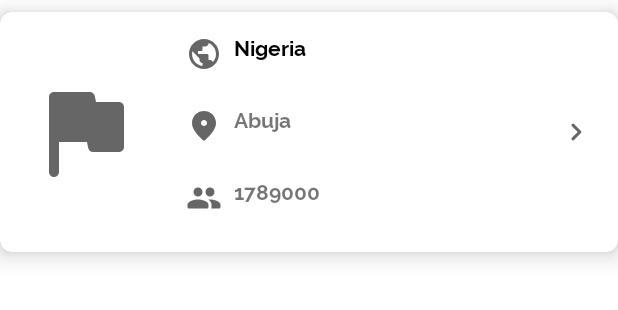
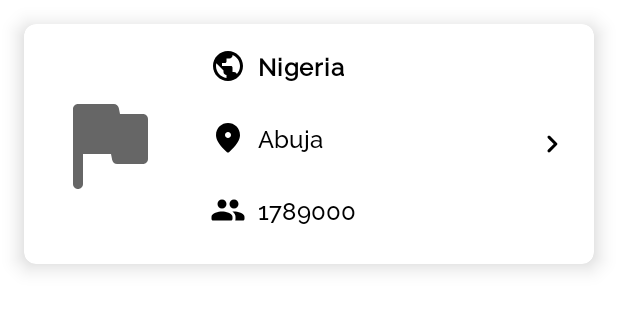
Before and after one commit to oscarnipps/country-search-app, an Android app: the layout country_list_item.xml on its own in the app's theme, with its tools: preview values and no code run, on a phone screen of 412 x 824 dp. Shown: the top 310 px of the screen. Run offline under Robolectric (Android 15) with nearby library versions, the phone set to English and light mode, and no system bars.

Commit message:
dark mode implementation

```diff
--- a/app/src/main/res/layout/country_list_item.xml
+++ b/app/src/main/res/layout/country_list_item.xml
@@ -3,11 +3,8 @@
     xmlns:app="http://schemas.android.com/apk/res-auto"
     xmlns:tools="http://schemas.android.com/tools">
 
-    <androidx.cardview.widget.CardView
-        android:layout_marginTop="8dp"
-        android:layout_marginBottom="8dp"
-        app:elevation="4dp"
-        app:cardCornerRadius="8dp"
+    <com.google.android.material.card.MaterialCardView
+        style="?attr/cardViewStyle"
         android:layout_width="match_parent"
         android:layout_height="wrap_content">
 
@@ -29,6 +26,7 @@
                 app:layout_constraintTop_toTopOf="parent" />
 
             <TextView
+                app:drawableTint="?colorOnSurface"
                 android:id="@+id/name"
                 android:layout_width="0dp"
                 android:layout_height="wrap_content"
@@ -36,10 +34,8 @@
                 android:layout_marginTop="8dp"
                 android:drawableStart="@drawable/ic_world"
                 android:drawablePadding="8dp"
-                android:fontFamily="@font/raleway_bold"
                 android:padding="8dp"
-                android:textAppearance="@style/TextAppearance.AppCompat.Small"
-                android:textColor="#000000"
+                android:textAppearance="?textAppearanceBody1"
                 app:layout_constraintEnd_toEndOf="parent"
                 app:layout_constraintHorizontal_bias="0.0"
                 app:layout_constraintStart_toEndOf="@+id/flag"
@@ -48,6 +44,7 @@
                 tools:text="Nigeria" />
 
             <TextView
+                app:drawableTint="?colorOnSurface"
                 android:id="@+id/population"
                 android:layout_width="wrap_content"
                 android:layout_height="wrap_content"
@@ -55,9 +52,8 @@
                 android:layout_marginBottom="16dp"
                 android:drawableStart="@drawable/ic_round_people"
                 android:drawablePadding="8dp"
-                android:fontFamily="@font/raleway_bold"
                 android:padding="8dp"
-                android:textAppearance="@style/TextAppearance.AppCompat.Small"
+                android:textAppearance="?textAppearanceSubtitle1"
                 app:layout_constraintBottom_toBottomOf="parent"
                 app:layout_constraintEnd_toEndOf="@+id/capital"
                 app:layout_constraintHorizontal_bias="0.0"
@@ -66,15 +62,15 @@
                 tools:text="1789000" />
 
             <TextView
+                app:drawableTint="?colorOnSurface"
                 android:id="@+id/capital"
                 android:layout_width="wrap_content"
                 android:layout_height="wrap_content"
                 android:layout_marginTop="8dp"
                 android:drawableStart="@drawable/ic_round_place"
                 android:drawablePadding="8dp"
-                android:fontFamily="@font/raleway_bold"
                 android:padding="8dp"
-                android:textAppearance="@style/TextAppearance.AppCompat.Small"
+                android:textAppearance="?textAppearanceSubtitle1"
                 app:layout_constraintBottom_toTopOf="@+id/population"
                 app:layout_constraintEnd_toEndOf="@+id/name"
                 app:layout_constraintHorizontal_bias="0.0"
@@ -83,6 +79,7 @@
                 tools:text="Abuja" />
 
             <ImageView
+                android:tint="?colorOnSurface"
                 android:id="@+id/view_more"
                 android:layout_width="24dp"
                 android:layout_height="24dp"
@@ -95,6 +92,6 @@
         </androidx.constraintlayout.widget.ConstraintLayout>
 
 
-    </androidx.cardview.widget.CardView>
+    </com.google.android.material.card.MaterialCardView>
 
 </layout>
--- a/app/src/main/res/layout/fragment_favorite.xml
+++ b/app/src/main/res/layout/fragment_favorite.xml
@@ -24,9 +24,8 @@
             <TextView
                 android:visibility="visible"
                 android:id="@+id/empty_view"
-                android:textStyle="bold"
                 android:gravity="center"
-                android:fontFamily="@font/raleway_bold"
+                android:textAppearance="?textAppearanceBody1"
                 android:layout_width="match_parent"
                 android:layout_height="match_parent"
                 android:text="no item added to favourite"
--- a/app/src/main/res/layout/fragment_search.xml
+++ b/app/src/main/res/layout/fragment_search.xml
@@ -64,16 +64,14 @@
 
             <TextView
                 android:id="@+id/error_view"
-                android:textStyle="bold"
                 android:gravity="center"
-                android:fontFamily="@font/raleway_bold"
+                android:textAppearance="?textAppearanceBody1"
                 android:layout_width="match_parent"
                 android:layout_height="match_parent"
                 android:text="search country by name"
                 />
 
             <androidx.recyclerview.widget.RecyclerView
-                android:background="#F9F9F9"
                 android:layout_margin="16dp"
                 android:id="@+id/item_recycler_view"
                 tools:listitem="@layout/country_list_item"
--- /dev/null
+++ b/app/src/main/res/values-night/themes.xml
@@ -0,0 +1,22 @@
+<?xml version="1.0" encoding="utf-8"?>
+<resources xmlns:tools="http://schemas.android.com/tools">
+
+    <!--used for dark theme-->
+    <style name="Theme.CountrySearch" parent="Base.Theme.CountrySearch" >
+        <!-- colors -->
+        <item name="colorPrimary">@color/brand_primary_light</item>
+        <item name="colorPrimaryVariant">@color/brand_primary_dark</item>
+        <item name="colorSecondary">@color/brand_secondary</item>
+        <item name="colorSecondaryVariant">@color/brand_secondary</item>
+        <item name="colorOnPrimary">@color/brand_on_primary_color</item>
+        <item name="colorOnSecondary">@color/brand_on_secondary_color</item>
+        <item name="colorError">@color/design_default_color_error</item>
+        <item name="colorOnError">#ffffff</item>
+        <item name="colorSurface">@color/brand_dark_surface</item>
+        <item name="colorOnSurface">@color/brand_on_dark_surface</item>
+        <item name="android:colorBackground">@color/brand_dark_background</item>
+        <item name="colorOnBackground">@color/brand_on_dark_background</item>
+        <item name="android:statusBarColor" tools:ignore="NewApi">?attr/colorSurface</item>
+    </style>
+
+</resources>
--- a/app/src/main/res/values/colors.xml
+++ b/app/src/main/res/values/colors.xml
@@ -1,7 +1,45 @@
 <?xml version="1.0" encoding="utf-8"?>
 <resources>
-    <color name="colorPrimary">#6200EE</color>
-    <color name="colorPrimaryDark">#3700B3</color>
-    <color name="colorAccent">#03DAC5</color>
-    <color name="colorWhite">#ffffff</color>
+
+    <color name="brand_primary">#00a5ec</color>
+
+    <color name="primaryLightColor">#65d6ff</color>
+    <color name="brand_primary_light">#65d6ff</color>
+
+    <color name="brand_primary_dark">#0076b9</color>
+    <color name="primaryDarkColor">#0076b9</color>
+
+    <color name="secondaryColor">#c62828</color>
+    <color name="brand_secondary">#c62828</color>
+
+    <color name="secondaryLightColor">#ff5f52</color>
+    <color name="brand_secondary_light">#ff5f52</color>
+
+    <color name="secondaryDarkColor">#8e0000</color>
+    <color name="brand_secondary_dark">#8e0000</color>
+
+    <color name="primaryTextColor">#000000</color>
+    <color name="brand_on_primary_color">#000000</color>
+
+    <color name="secondaryTextColor">#ffffff</color>
+    <color name="brand_on_secondary_color">#ffffff</color>
+
+    <!--surface colors-->
+    <color name="brand_dark_surface">#121212</color>
+    <color name="brand_light_surface">#ffffff</color>
+
+    <!--on surface colors-->
+    <color name="brand_on_dark_surface">#ffffff</color>
+    <color name="brand_on_light_surface">#000000</color>
+
+    <!--background colors-->
+    <color name="brand_dark_background">#121212</color>
+    <color name="brand_light_background">#ffffff</color>
+
+    <!--on background colors-->
+    <color name="brand_on_dark_background">#ffffff</color>
+    <color name="brand_on_light_background">#000000</color>
+
+
+
 </resources>
--- a/app/src/main/res/values/shapes.xml
+++ b/app/src/main/res/values/shapes.xml
@@ -7,7 +7,7 @@
 
     <style name="ShapeAppearance.CountrySearch.MediumComponent" parent="ShapeAppearance.MaterialComponents.MediumComponent" >
         <item name="cornerFamily">rounded</item>
-        <item name="cornerSize">16dp</item>
+        <item name="cornerSize">8dp</item>
     </style>
 
     <style name="ShapeAppearance.CountrySearch.LargeComponent" parent="ShapeAppearance.MaterialComponents.LargeComponent" >
--- a/app/src/main/res/values/styles.xml
+++ b/app/src/main/res/values/styles.xml
@@ -1,20 +1,26 @@
 <resources xmlns:tools="http://schemas.android.com/tools">
-    <!-- Base application theme. -->
-    <style name="Theme.CountrySearch" parent="Theme.MaterialComponents.Light.NoActionBar">
+
+    <!--use for light theme-->
+    <style name="Theme.CountrySearch" parent="Base.Theme.CountrySearch" >
         <!-- colors -->
-        <!-- for the "design_default_* you can also copy the values and use them in the colors.xml file") -->
-        <item name="colorPrimary">@color/colorPrimary</item>
-        <item name="colorPrimaryVariant">@color/colorPrimaryDark</item>
-        <item name="colorSecondary">@color/design_default_color_secondary</item>
-        <item name="colorSecondaryVariant">@color/design_default_color_secondary_variant</item>
-        <item name="colorOnPrimary">@color/design_default_color_on_primary</item>
-        <item name="colorOnSecondary">@color/design_default_color_on_secondary</item>
+        <item name="colorPrimary">@color/brand_primary</item>
+        <item name="colorPrimaryVariant">@color/brand_primary_dark</item>
+        <item name="colorSecondary">@color/brand_secondary</item>
+        <item name="colorSecondaryVariant">@color/brand_secondary_dark</item>
+        <item name="colorOnPrimary">@color/brand_on_primary_color</item>
+        <item name="colorOnSecondary">@color/brand_on_secondary_color</item>
         <item name="colorError">@color/design_default_color_error</item>
         <item name="colorOnError">#ffffff</item>
-        <item name="colorSurface">#ffffff</item>
-        <item name="colorOnSurface">#000000</item>
-        <item name="android:colorBackground">@color/design_default_color_background</item>
-        <item name="colorOnBackground">#000000</item>
+        <item name="colorSurface">@color/brand_light_surface</item>
+        <item name="colorOnSurface">@color/brand_on_light_surface</item>
+        <item name="android:colorBackground">@color/brand_light_background</item>
+        <item name="colorOnBackground">@color/brand_on_light_background</item>
+        <item name="android:statusBarColor" tools:ignore="NewApi">?attr/colorSurface</item>
+    </style>
+
+
+    <!-- Base application theme. -->
+    <style name="Base.Theme.CountrySearch" parent="Theme.MaterialComponents.DayNight.NoActionBar">
 
         <!--shape-->
         <item name="shapeAppearanceSmallComponent">@style/ShapeAppearance.CountrySearch.MediumComponent</item>
@@ -24,6 +30,12 @@
         <!--typography-->
         <item name="textAppearanceHeadline5">@style/TextAppearance.CountrySearch.Headline5</item>
         <item name="textAppearanceHeadline6">@style/TextAppearance.CountrySearch.Headline6</item>
+        <item name="textAppearanceBody1">@style/TextAppearance.CountrySearch.Body1</item>
+        <item name="textAppearanceBody2">@style/TextAppearance.CountrySearch.Body2</item>
+        <item name="textAppearanceSubtitle1">@style/TextAppearance.CountrySearch.Subtitle1</item>
+        <item name="textAppearanceSubtitle2">@style/TextAppearance.CountrySearch.Subtitle2</item>
+        <item name="textAppearanceCaption">@style/TextAppearance.CountrySearch.Caption</item>
+        <item name="textAppearanceOverline">@style/TextAppearance.CountrySearch.Overline</item>
 
 
         <!--components styles i.e toolbarStyle ,cardViewStyle ,tabStyle e.t.c -->
@@ -33,25 +45,21 @@
         <item name="android:textViewStyle">@style/Widget.CountrySearch.TextView</item>
 
         <!--system -->
-        <item name="android:statusBarColor" tools:ignore="NewApi">?attr/colorSurface</item>
         <item name="android:windowLightStatusBar" tools:ignore="NewApi">true</item>
         <item name="android:navigationBarColor" tools:ignore="NewApi">?android:attr/colorBackground</item>
         <item name="android:windowLightNavigationBar" tools:ignore="NewApi">true</item>
     </style>
 
 
-
-
     <style name="Widget.CountrySearch.CardView" parent="Widget.MaterialComponents.CardView" >
         <item name="shapeAppearance">@style/ShapeAppearance.CountrySearch.MediumComponent</item>
         <item name="cardBackgroundColor">?attr/colorSurface</item>
-        <item name="cardElevation">10dp</item>
+        <item name="cardElevation">8dp</item>
         <item name="android:layout_margin">16dp</item>
     </style>
 
     <style name="Widget.CountrySearch.TextView" parent="Widget.MaterialComponents.TextView" >
         <item name="android:textAppearance">?attr/textAppearanceHeadline5</item>
-        <item name="cardBackgroundColor">?attr/colorSurface</item>
         <item name="android:layout_marginTop">32dp</item>
         <item name="android:layout_marginStart">24dp</item>
         <item name="android:layout_marginBottom">16dp</item>
--- a/app/src/main/res/values/types.xml
+++ b/app/src/main/res/values/types.xml
@@ -11,5 +11,33 @@
         <item name="android:textColor">?attr/colorOnSurface</item>
     </style>
 
+    <style name="TextAppearance.CountrySearch.Body1" parent="TextAppearance.MaterialComponents.Body1">
+        <item name="fontFamily">@font/raleway_medium</item>
+        <item name="android:textColor">?attr/colorOnSurface</item>
+        <item name="android:textStyle">bold</item>
+    </style>
+
+    <style name="TextAppearance.CountrySearch.Body2" parent="TextAppearance.MaterialComponents.Body2">
+        <item name="fontFamily">@font/raleway_medium</item>
+        <item name="android:textColor">?attr/colorOnSurface</item>
+    </style>
+
+    <style name="TextAppearance.CountrySearch.Subtitle1" parent="TextAppearance.MaterialComponents.Subtitle1">
+        <item name="fontFamily">@font/raleway_medium</item>
+        <item name="android:textColor">?attr/colorOnSurface</item>
+        <item name="android:textStyle">normal</item>
+    </style>
+
+    <style name="TextAppearance.CountrySearch.Subtitle2" parent="TextAppearance.MaterialComponents.Subtitle2">
+
+    </style>
+
+    <style name="TextAppearance.CountrySearch.Caption" parent="TextAppearance.MaterialComponents.Caption">
+
+    </style>
+
+    <style name="TextAppearance.CountrySearch.Overline" parent="TextAppearance.MaterialComponents.Overline">
+
+    </style>
 
 </resources>
```
